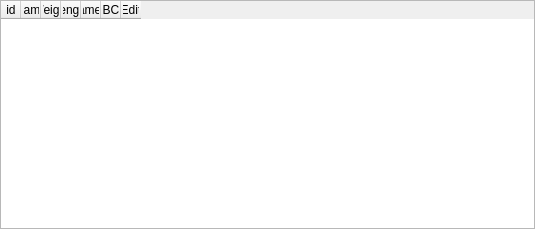
Before: the Qt Designer form ui_templates/catalog_bullet_list.ui in o-murphy/archer_ballistics_constructor, drawn with Qt 5.
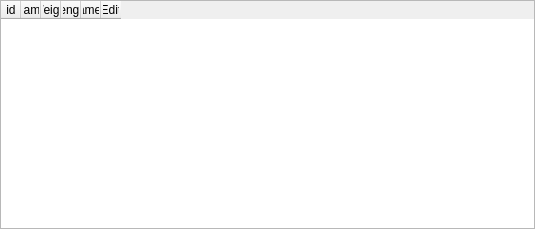
After: the same form once the commit is applied.

What changed in the file:
```diff
--- a/ui_templates/catalog_bullet_list.ui
+++ b/ui_templates/catalog_bullet_list.ui
@@ -86,11 +86,6 @@
        <string>Diameter</string>
       </property>
      </column>
-     <column>
-      <property name="text">
-       <string>BC</string>
-      </property>
-     </column>
      <column>
       <property name="text">
        <string>Edit</string>
```
